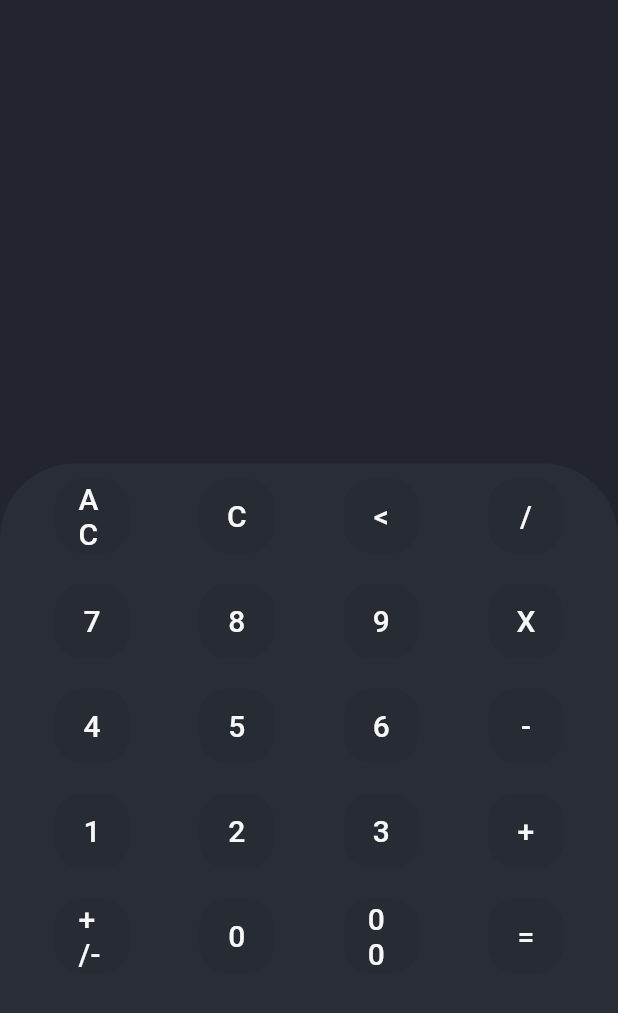
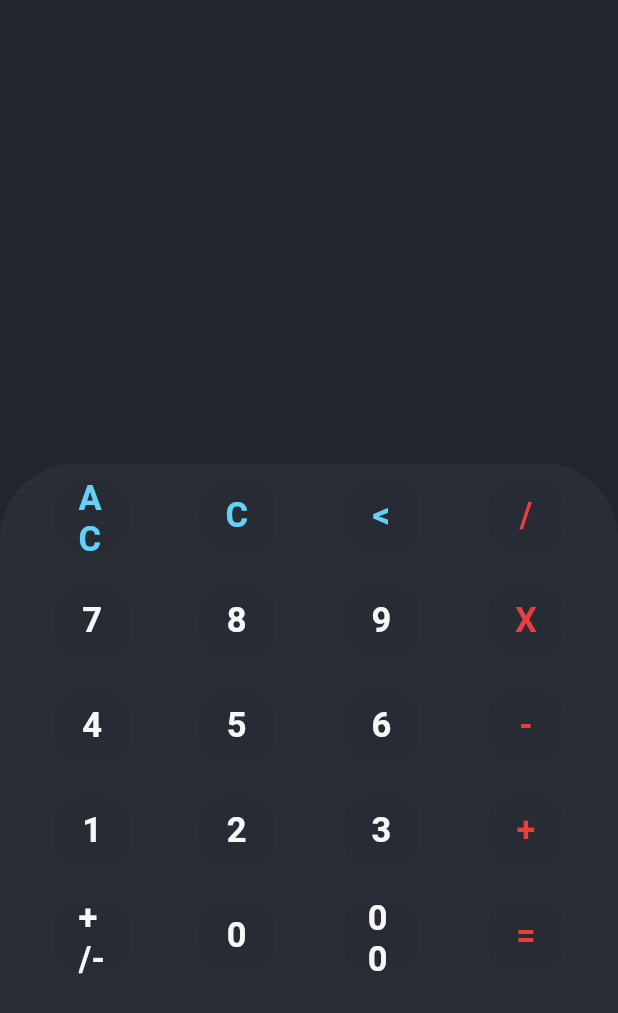
Before and after one commit to mensur056/Calculator_App, a Flutter app: the screen it shows after launch, on a phone screen of 412 x 824 dp. Shown: the top 1013 px of the screen. Run offline on Flutter 3.47's test engine with Material 2 defaults, Android fonts, the phone set to English and light mode, and no system bars.

Commit message:
My Calculator

```diff
--- a/calculator_app/lib/main.dart
+++ b/calculator_app/lib/main.dart
@@ -85,7 +85,25 @@ class _MyCalculatorState extends State<MyCalculator> {
           children: [
             Expanded(
               flex: 3,
-              child: Container(color: Color(0xFF22252d)),
+              child: Column(mainAxisAlignment: MainAxisAlignment.end,
+                children: [
+                  Container(
+                    color:  Color(0xFF22252d),
+                    child: Text(
+                      history,
+                      style: TextStyle(fontSize: 24, color: Colors.green),
+                    ),
+                    alignment: Alignment(1.0, 20.0),
+                  ),
+                  Container(
+                    color:  Color(0xFF22252d),
+                    child: Text(
+                      textToDisplay,
+                      style: TextStyle(fontSize: 48, color: Colors.green),
+                    ),  alignment: Alignment(1.0, 20.0),
+                  )
+                ],
+              ),
             ),
             Expanded(
               flex: 5,
@@ -104,29 +122,25 @@ class _MyCalculatorState extends State<MyCalculator> {
                         CalculatorButton(
                           callBack: btnOnClick,
                           text: 'AC',
-                          textColor: 0xFFf7f7f7,
-                          textSize: 20,
+                          textColor: 0xFF62d3f7,
                           fillColor: 0xFF272b33,
                         ),
                         CalculatorButton(
                           text: 'C',
-                          textColor: 0xFFf7f7f7,
-                          textSize: 20,
+                          textColor: 0xFF62d3f7,
                           fillColor: 0xFF272b33,
                           callBack: btnOnClick,
                         ),
                         CalculatorButton(
                           callBack: btnOnClick,
                           text: '<',
-                          textColor: 0xFFf7f7f7,
-                          textSize: 20,
+                          textColor: 0xFF62d3f7,
                           fillColor: 0xFF272b33,
                         ),
                         CalculatorButton(
                           callBack: btnOnClick,
                           text: '/',
-                          textColor: 0xFFf7f7f7,
-                          textSize: 20,
+                          textColor: 0xFFea3d3e,
                           fillColor: 0xFF272b33,
                         ),
                       ],
@@ -138,28 +152,24 @@ class _MyCalculatorState extends State<MyCalculator> {
                           callBack: btnOnClick,
                           text: '7',
                           textColor: 0xFFf7f7f7,
-                          textSize: 20,
                           fillColor: 0xFF272b33,
                         ),
                         CalculatorButton(
                           callBack: btnOnClick,
                           text: '8',
                           textColor: 0xFFf7f7f7,
-                          textSize: 20,
                           fillColor: 0xFF272b33,
                         ),
                         CalculatorButton(
                           callBack: btnOnClick,
                           text: '9',
                           textColor: 0xFFf7f7f7,
-                          textSize: 20,
                           fillColor: 0xFF272b33,
                         ),
                         CalculatorButton(
                           callBack: btnOnClick,
                           text: 'X',
-                          textColor: 0xFFf7f7f7,
-                          textSize: 20,
+                          textColor: 0xFFea3d3e,
                           fillColor: 0xFF272b33,
                         ),
                       ],
@@ -171,28 +181,24 @@ class _MyCalculatorState extends State<MyCalculator> {
                           callBack: btnOnClick,
                           text: '4',
                           textColor: 0xFFf7f7f7,
-                          textSize: 20,
                           fillColor: 0xFF272b33,
                         ),
                         CalculatorButton(
                           callBack: btnOnClick,
                           text: '5',
                           textColor: 0xFFf7f7f7,
-                          textSize: 20,
                           fillColor: 0xFF272b33,
                         ),
                         CalculatorButton(
                           callBack: btnOnClick,
                           text: '6',
                           textColor: 0xFFf7f7f7,
-                          textSize: 20,
                           fillColor: 0xFF272b33,
                         ),
                         CalculatorButton(
                           callBack: btnOnClick,
                           text: '-',
-                          textColor: 0xFFf7f7f7,
-                          textSize: 20,
+                          textColor: 0xFFea3d3e,
                           fillColor: 0xFF272b33,
                         ),
                       ],
@@ -204,28 +210,24 @@ class _MyCalculatorState extends State<MyCalculator> {
                           callBack: btnOnClick,
                           text: '1',
                           textColor: 0xFFf7f7f7,
-                          textSize: 20,
                           fillColor: 0xFF272b33,
                         ),
                         CalculatorButton(
                           callBack: btnOnClick,
                           text: '2',
                           textColor: 0xFFf7f7f7,
-                          textSize: 20,
                           fillColor: 0xFF272b33,
                         ),
                         CalculatorButton(
                           callBack: btnOnClick,
                           text: '3',
                           textColor: 0xFFf7f7f7,
-                          textSize: 20,
                           fillColor: 0xFF272b33,
                         ),
                         CalculatorButton(
                           callBack: btnOnClick,
                           text: '+',
-                          textColor: 0xFFf7f7f7,
-                          textSize: 20,
+                          textColor: 0xFFea3d3e,
                           fillColor: 0xFF272b33,
                         ),
                       ],
@@ -237,28 +239,24 @@ class _MyCalculatorState extends State<MyCalculator> {
                           callBack: btnOnClick,
                           text: '+/-',
                           textColor: 0xFFf7f7f7,
-                          textSize: 20,
                           fillColor: 0xFF272b33,
                         ),
                         CalculatorButton(
                           callBack: btnOnClick,
                           text: '0',
                           textColor: 0xFFf7f7f7,
-                          textSize: 20,
                           fillColor: 0xFF272b33,
                         ),
                         CalculatorButton(
                           callBack: btnOnClick,
                           text: '00',
                           textColor: 0xFFf7f7f7,
-                          textSize: 20,
                           fillColor: 0xFF272b33,
                         ),
                         CalculatorButton(
                           callBack: btnOnClick,
                           text: '=',
-                          textColor: 0xFFf7f7f7,
-                          textSize: 20,
+                          textColor: 0xFFea3d3e,
                           fillColor: 0xFF272b33,
                         ),
                       ],
--- a/calculator_app/lib/widget/calculator_button.dart
+++ b/calculator_app/lib/widget/calculator_button.dart
@@ -4,7 +4,7 @@ class CalculatorButton extends StatelessWidget {
   final String text;
   final int fillColor;
   final int textColor;
-  final double textSize;
+  final double textSize=23;
   final Function callBack;
 
   const CalculatorButton(
@@ -12,7 +12,7 @@ class CalculatorButton extends StatelessWidget {
       required this.callBack,
       required this.fillColor,
       required this.textColor,
-      required this.textSize});
+      textSize});
 
   @override
   Widget build(BuildContext context) {
@@ -28,7 +28,7 @@ class CalculatorButton extends StatelessWidget {
           shape: RoundedRectangleBorder(borderRadius: BorderRadius.circular(18)),
           child: Text(
             text,
-            style: TextStyle(fontSize: textSize),
+            style: TextStyle(fontSize: textSize,fontWeight: FontWeight.bold),
           ),
           color: Color(fillColor),
           textColor: Color(textColor),
```
